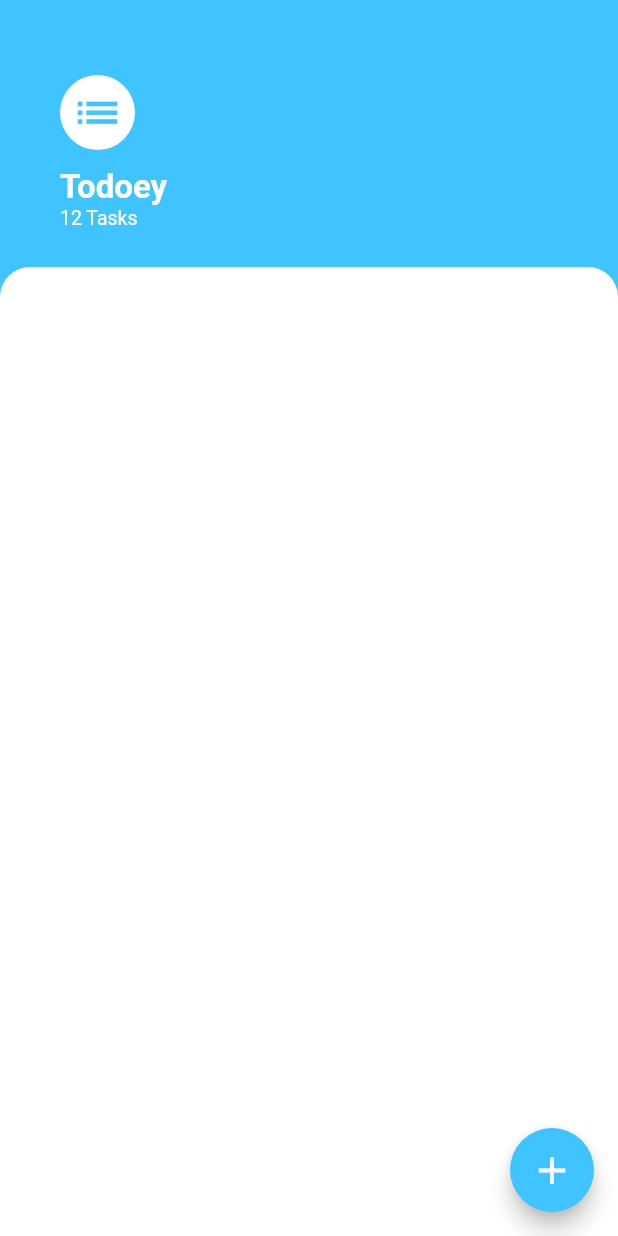
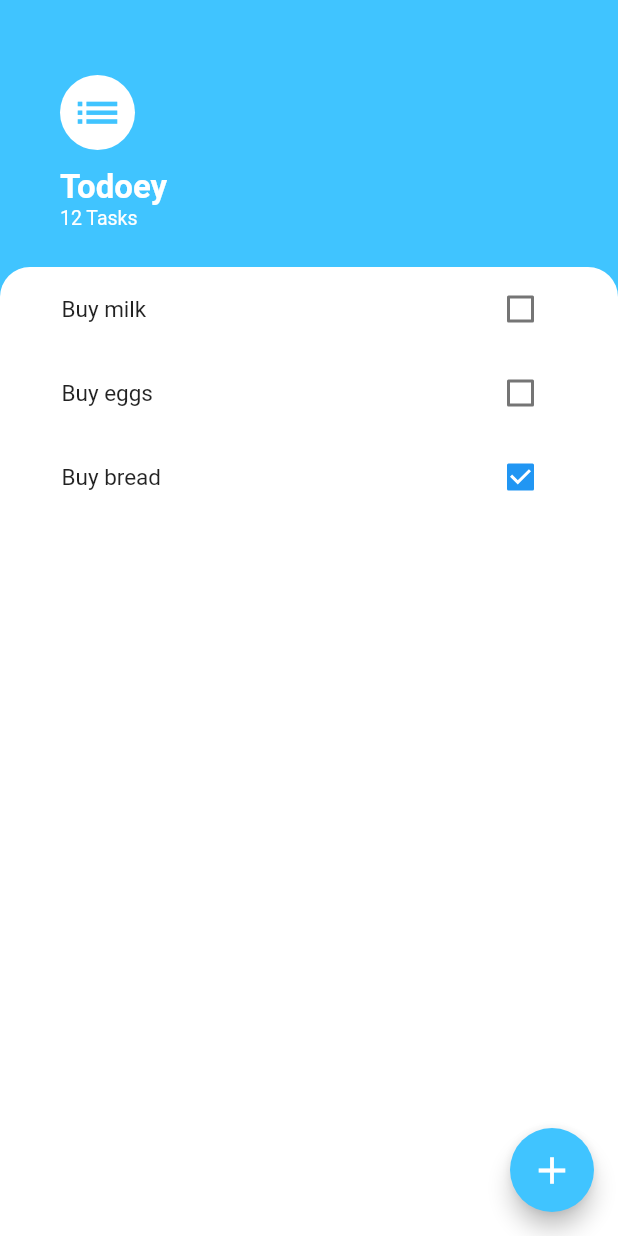
Before and after one commit to scorpion9979/todoey, a Flutter app: the screen it shows after launch, on a phone screen of 412 x 824 dp. Run offline on Flutter 3.47's test engine with Material 2 defaults, Android fonts, the phone set to English and light mode, and no system bars; statements that could not run were skipped.

Commit message:
Added listview

```diff
--- a/lib/screens/tasks_screen.dart
+++ b/lib/screens/tasks_screen.dart
@@ -1,4 +1,10 @@
 import 'package:flutter/material.dart';
+
+const tasks = [
+  {'title': 'Buy milk', 'isDone': false},
+  {'title': 'Buy eggs', 'isDone': false},
+  {'title': 'Buy bread', 'isDone': true}
+];
 
 class TasksScreen extends StatelessWidget {
   @override
@@ -57,6 +63,29 @@ class TasksScreen extends StatelessWidget {
                   topRight: Radius.circular(20),
                 ),
               ),
+              child: Padding(
+                padding: EdgeInsets.symmetric(horizontal: 25),
+                child: ListView(
+                  children: tasks
+                      .map((task) => ListTile(
+                            title: Text(
+                              task['title'],
+                              style: TextStyle(
+                                fontSize: 15,
+                                fontWeight: FontWeight.w400,
+                                decoration: task['isDone']
+                                    ? TextDecoration.lineThrough
+                                    : null,
+                              ),
+                            ),
+                            trailing: Checkbox(
+                              value: task['isDone'],
+                              onChanged: (newVal) => print(newVal),
+                            ),
+                          ))
+                      .toList(),
+                ),
+              ),
             ),
           ),
         ],
```
